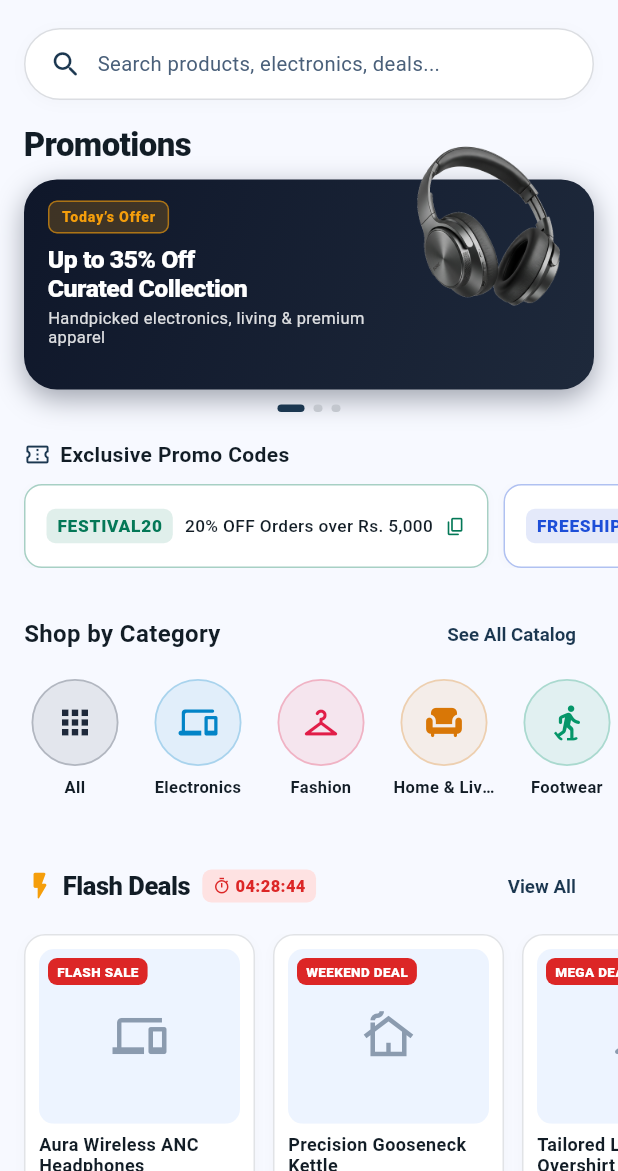
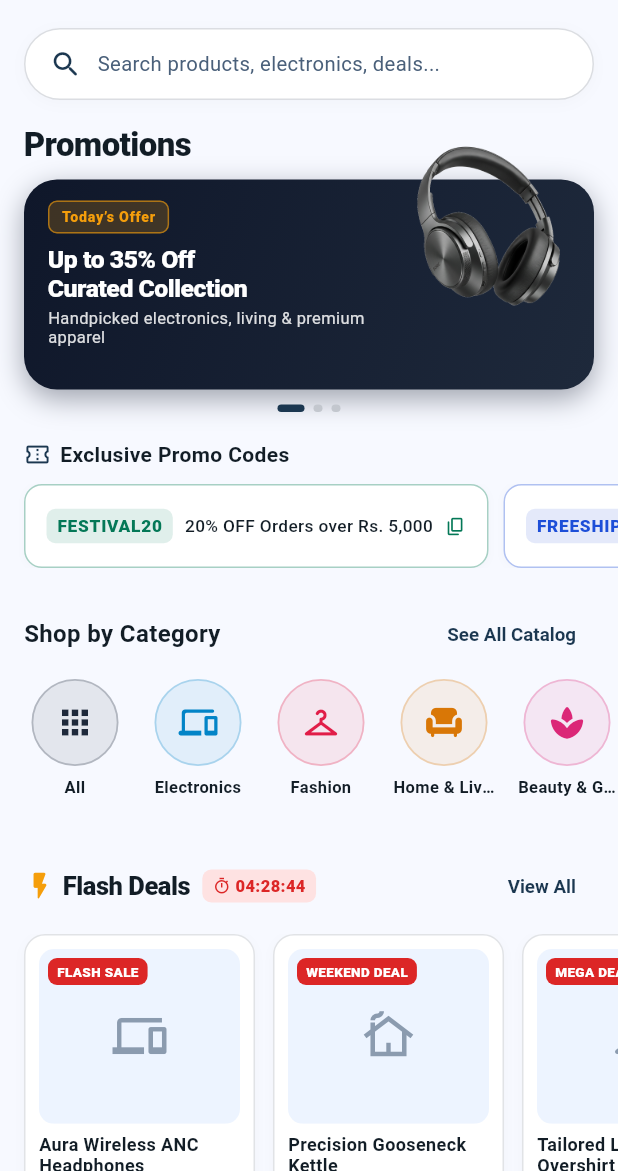
Before and after one commit to mudasirunar/Shopping-App-Flutter, a Flutter app: the HomeScreen screen opened directly, on a phone screen of 412 x 824 dp, the part 65-1236 px from its top. Run offline on Flutter 3.47's test engine with Material 3 defaults, Android fonts, the phone set to English and light mode, and no system bars; our stand-ins replace cloud_firestore, firebase_auth, firebase_core, shared_preferences; accounts and stored records are empty; network calls fail.

Commit message:
feat: add Beauty & Grooming category and explore chip to home screen

```diff
--- a/shopping_app/lib/views/home/home_screen.dart
+++ b/shopping_app/lib/views/home/home_screen.dart
@@ -252,6 +252,7 @@ class _HomeScreenState extends State<HomeScreen> {
       {'name': 'Electronics', 'icon': Icons.devices_rounded, 'color': const Color(0xFF0284C7)},
       {'name': 'Fashion', 'icon': Icons.checkroom_rounded, 'color': const Color(0xFFE11D48)},
       {'name': 'Home & Living', 'icon': Icons.chair_rounded, 'color': const Color(0xFFD97706)},
+      {'name': 'Beauty & Grooming', 'icon': Icons.spa_rounded, 'color': const Color(0xFFDB2777)},
       {'name': 'Footwear', 'icon': Icons.snowshoeing_rounded, 'color': const Color(0xFF059669)},
       {'name': 'Accessories', 'icon': Icons.watch_rounded, 'color': const Color(0xFF7C3AED)},
     ];
@@ -1192,6 +1193,7 @@ class _HomeScreenState extends State<HomeScreen> {
                         _buildExploreChip('Electronics', Icons.devices_rounded, nav),
                         _buildExploreChip('Fashion', Icons.checkroom_rounded, nav),
                         _buildExploreChip('Home & Living', Icons.chair_rounded, nav),
+                        _buildExploreChip('Beauty & Grooming', Icons.spa_rounded, nav),
                         _buildExploreChip('Footwear', Icons.snowshoeing_rounded, nav),
                         _buildExploreChip('Accessories', Icons.watch_rounded, nav),
                       ],
```
